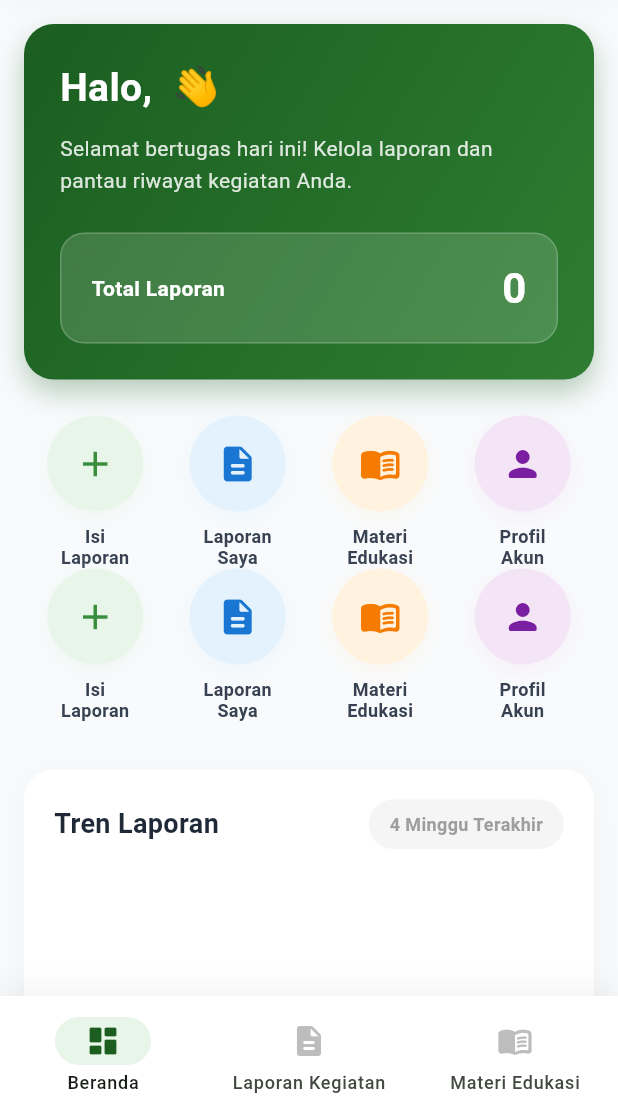
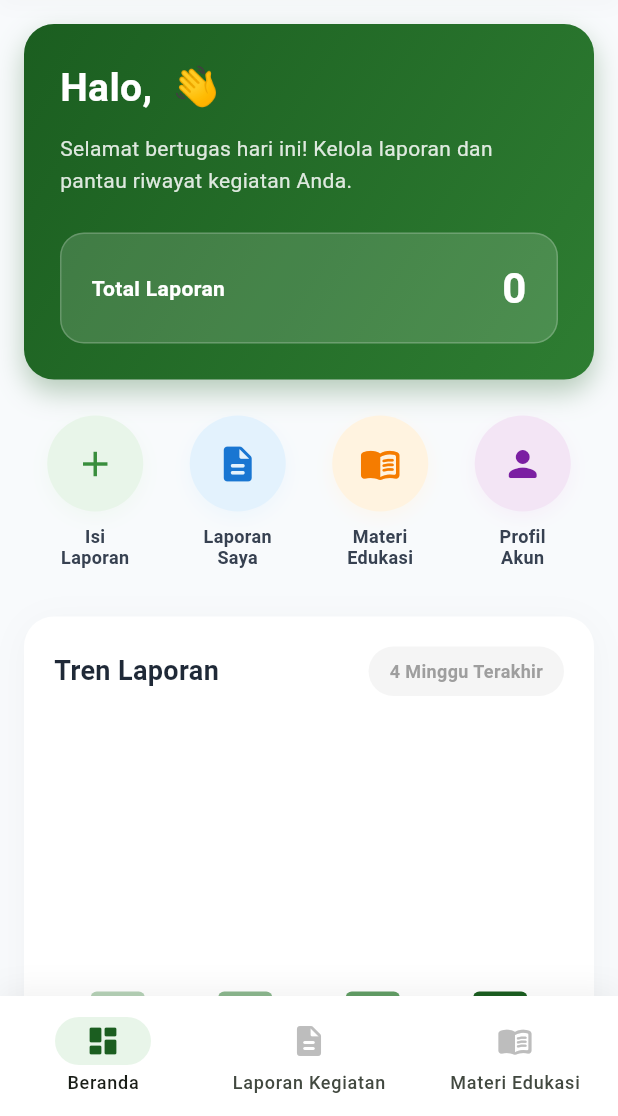
Before and after one commit to ehan122s/phonebook, a Flutter app: the HalamanDashboard screen opened directly, on a phone screen of 412 x 824 dp, the part 120-1236 px from its top. Run offline on Flutter 3.47's test engine with Material 3 defaults, Android fonts, the phone set to English and light mode, and no system bars; our stand-ins replace file_picker, fl_chart, geolocator, image_picker, supabase_flutter, web; missing offline and left inert: dart:js_interop, dart:ui_web; accounts and stored records are empty.

Commit message:
fix duplicate button

```diff
--- a/lib/src/halaman/dashboard/dahsboard.dart
+++ b/lib/src/halaman/dashboard/dahsboard.dart
@@ -695,8 +695,9 @@ class _DashboardPenyuluhContentState extends State<DashboardPenyuluhContent> {
                 final selisihHari = now.difference(a.activityDate).inDays;
                 if (selisihHari < 0 || selisihHari > 27) continue;
                 final indeksMinggu = 3 - (selisihHari ~/ 7);
-                if (indeksMinggu >= 0 && indeksMinggu < 4)
+                if (indeksMinggu >= 0 && indeksMinggu < 4) {
                   mingguCounts[indeksMinggu]++;
+                }
               }
               final maxMinggu = mingguCounts.reduce(max) == 0
                   ? 1
@@ -736,89 +737,6 @@ class _DashboardPenyuluhContentState extends State<DashboardPenyuluhContent> {
                     const SizedBox(height: 24),
 
                     // QUICK ACTION MENUS
-                    if (isMobile)
-                      Row(
-                        mainAxisAlignment: MainAxisAlignment.spaceEvenly,
-                        crossAxisAlignment: CrossAxisAlignment.start,
-                        children: [
-                          _MobileIconMenu(
-                            title: 'Isi\nLaporan',
-                            icon: Icons.add,
-                            iconColor: Colors.green.shade700,
-                            iconBg: Colors.green.shade50,
-                            onTap: () => _tampilFormKegiatan(context),
-                          ),
-                          _MobileIconMenu(
-                            title: 'Laporan\nSaya',
-                            icon: Icons.description_rounded,
-                            iconColor: Colors.blue.shade700,
-                            iconBg: Colors.blue.shade50,
-                            onTap: () => widget.onNavigate(1),
-                          ),
-                          _MobileIconMenu(
-                            title: 'Materi\nEdukasi',
-                            icon: Icons.menu_book_rounded,
-                            iconColor: Colors.orange.shade700,
-                            iconBg: Colors.orange.shade50,
-                            onTap: () => widget.onNavigate(2),
-                          ),
-                          _MobileIconMenu(
-                            title: 'Profil\nAkun',
-                            icon: Icons.person_rounded,
-                            iconColor: Colors.purple.shade700,
-                            iconBg: Colors.purple.shade50,
-                            onTap: () => _bukaProfil(context),
-                          ),
-                        ],
-                      )
-                    else
-                      Row(
-                        children: [
-                          Expanded(
-                            child: _QuickActionCard(
-                              title: 'Isi Laporan',
-                              subtitle: 'Catat Laporan Baru',
-                              icon: Icons.add,
-                              iconColor: Colors.green.shade700,
-                              iconBg: const Color(0xFFE8F5E9),
-                              onTap: () => _tampilFormKegiatan(context),
-                            ),
-                          ),
-                          const SizedBox(width: 16),
-                          Expanded(
-                            child: _QuickActionCard(
-                              title: 'Laporan Saya',
-                              subtitle: 'Riwayat Anda',
-                              icon: Icons.description_rounded,
-                              iconColor: Colors.blue.shade700,
-                              iconBg: const Color(0xFFE3F2FD),
-                              onTap: () => widget.onNavigate(1),
-                            ),
-                          ),
-                          const SizedBox(width: 16),
-                          Expanded(
-                            child: _QuickActionCard(
-                              title: 'Materi',
-                              subtitle: 'Buku & Modul',
-                              icon: Icons.menu_book_rounded,
-                              iconColor: Colors.orange.shade700,
-                              iconBg: const Color(0xFFFFF3E0),
-                              onTap: () => widget.onNavigate(2),
-                            ),
-                          ),
-                          const SizedBox(width: 16),
-                          Expanded(
-                            child: _QuickActionCard(
-                              title: 'Profil',
-                              subtitle: 'Pengaturan',
-                              icon: Icons.person_rounded,
-                              iconColor: Colors.purple.shade700,
-                              iconBg: const Color(0xFFF3E5F5),
-                              onTap: () => _bukaProfil(context),
-                            ),
-                          ),
-                        ],
-                      ),
                     if (isMobile)
                       Row(
                         mainAxisAlignment: MainAxisAlignment.spaceEvenly,
```
Lines whose indentation alone changed are shown as unchanged.
